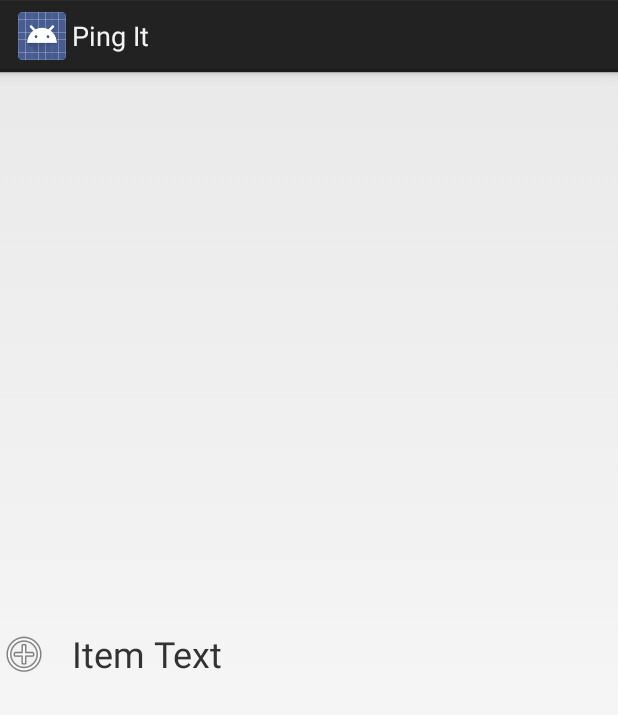
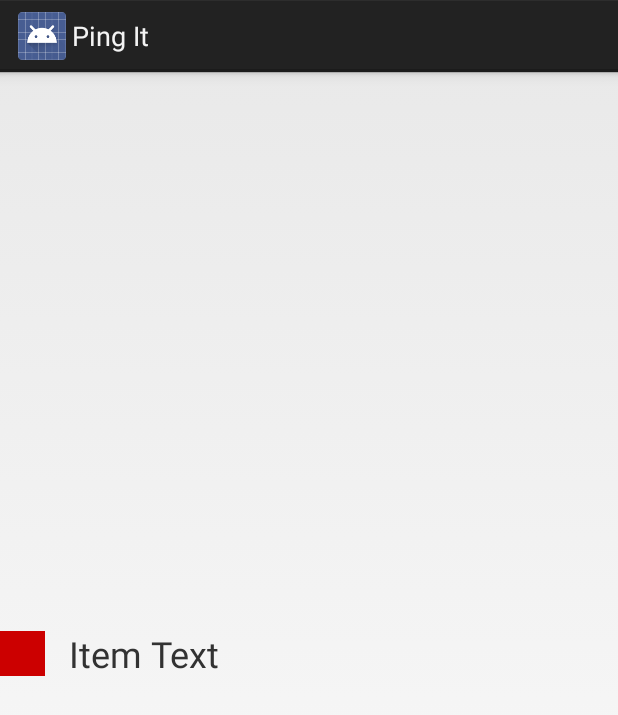
Before and after one commit to InnovationGymSMU/20Over20AndroidApp, an Android app: the layout item_selection_list_row.xml on its own in the app's theme, with its tools: preview values and no code run, on a phone screen of 412 x 824 dp. Shown: the top 715 px of the screen. Run offline under Robolectric (Android 15) with nearby library versions, the phone set to English and light mode, and no system bars.

Commit message:
Initial support for Tag colors, will continue expanding that

```diff
--- a/MyApplication/src/main/res/layout/item_selection_list_row.xml
+++ b/MyApplication/src/main/res/layout/item_selection_list_row.xml
@@ -12,7 +12,11 @@
         android:layout_width="wrap_content"
         android:layout_height="wrap_content"
         android:layout_gravity="center_vertical"
-        android:src="@android:drawable/ic_menu_add" />
+        android:maxHeight="@dimen/list_view_image_size"
+        android:maxWidth="@dimen/list_view_image_size"
+        android:src="@drawable/blank_image"
+        android:background="@android:color/holo_red_dark"
+        android:adjustViewBounds="true"/>
 
     <TextView
         android:id="@+id/item_name"
--- a/MyApplication/src/main/res/values/dimens.xml
+++ b/MyApplication/src/main/res/values/dimens.xml
@@ -4,4 +4,5 @@
     <dimen name="activity_vertical_margin">16dp</dimen>
     <dimen name="list_view_padding">16dp</dimen>
     <dimen name="list_view_text_size">24dp</dimen>
+    <dimen name="list_view_image_size">30dp</dimen>
 </resources>
```
Also changed, not shown: MyApplication/src/main/java/edu/SMU/PingItApp/NewItemRegistrationActivity.java (line endings or trailing spaces), MyApplication/src/main/res/drawable/blank_image.png (added).
